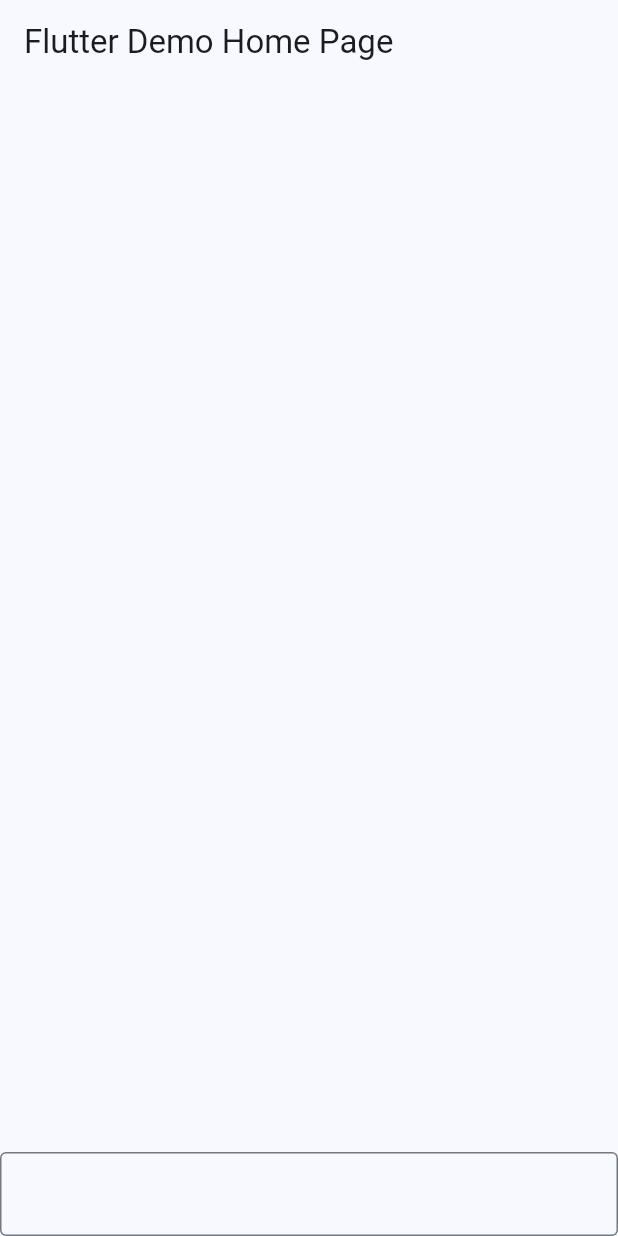
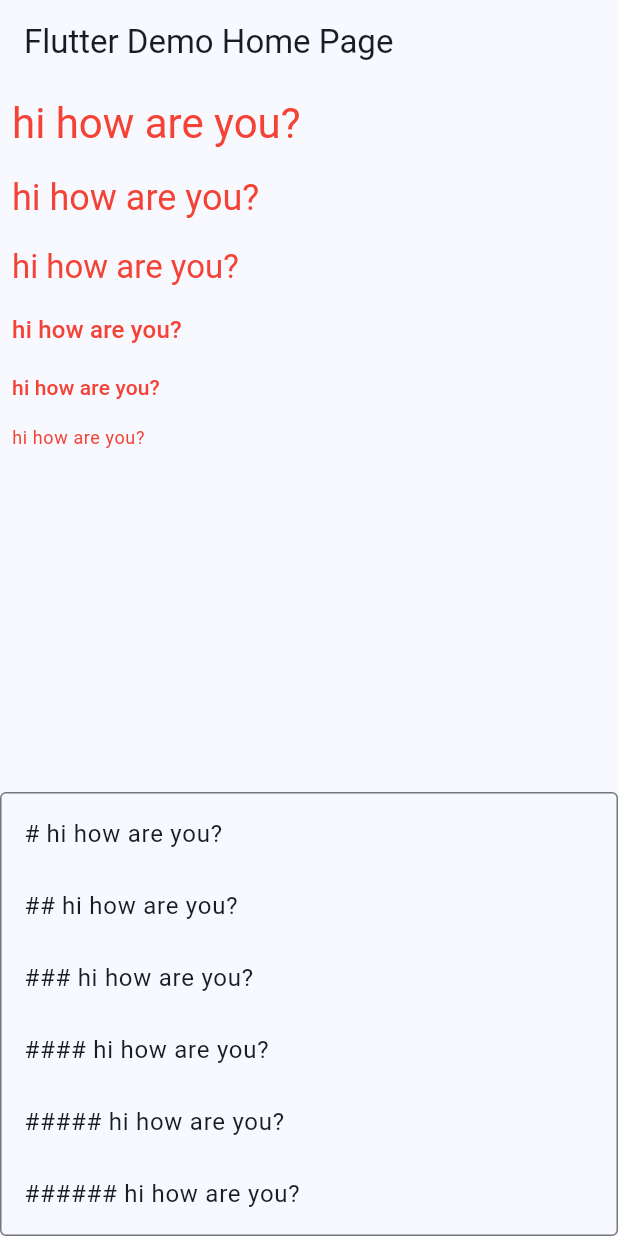
Before and after one commit to saminsohag/flutter_packages, a Flutter app: the screen it shows after launch, on a phone screen of 412 x 824 dp. Run offline on Flutter 3.47's test engine with Material 2 defaults, Android fonts, the phone set to English and light mode, and no system bars; missing offline and left inert: flutter_math_fork.

Commit message:
heading textstyles fixed

```diff
--- a/tex_markdown/example/lib/main.dart
+++ b/tex_markdown/example/lib/main.dart
@@ -31,7 +31,18 @@ class MyHomePage extends StatefulWidget {
 }
 
 class _MyHomePageState extends State<MyHomePage> {
-  final TextEditingController _controller = TextEditingController();
+  final TextEditingController _controller =
+      TextEditingController(text: '''# hi how are you?
+
+## hi how are you?
+
+### hi how are you?
+
+#### hi how are you?
+
+##### hi how are you?
+
+###### hi how are you?''');
   @override
   Widget build(BuildContext context) {
     return Scaffold(
--- a/tex_markdown/lib/md_widget.dart
+++ b/tex_markdown/lib/md_widget.dart
@@ -1,6 +1,7 @@
 import 'package:flutter/material.dart';
 import 'package:tex_text/tex_text.dart';
 
+/// It creates a markdown widget closed to each other.
 class MdWidget extends StatelessWidget {
   MdWidget(String expression,
       {super.key, this.style, this.onLinkTab, this.followLinkColor = false})
@@ -52,7 +53,6 @@ class MdWidget extends StatelessWidget {
                       child: MdWidget(
                         e[index] ?? "",
                         style: style,
-                        // alignment: TexAlignment.center,
                       ),
                     ),
                   ),
@@ -67,12 +67,15 @@ class MdWidget extends StatelessWidget {
       return TexText(
         "${match?[2]}",
         style: [
-          Theme.of(context).textTheme.headline1?.copyWith(color: style?.color),
-          Theme.of(context).textTheme.headline2?.copyWith(color: style?.color),
-          Theme.of(context).textTheme.headline3?.copyWith(color: style?.color),
           Theme.of(context).textTheme.headline4?.copyWith(color: style?.color),
           Theme.of(context).textTheme.headline5?.copyWith(color: style?.color),
           Theme.of(context).textTheme.headline6?.copyWith(color: style?.color),
+          Theme.of(context)
+              .textTheme
+              .titleMedium
+              ?.copyWith(color: style?.color),
+          Theme.of(context).textTheme.titleSmall?.copyWith(color: style?.color),
+          Theme.of(context).textTheme.bodySmall?.copyWith(color: style?.color),
         ][match![1]!.length - 1],
       );
     }
@@ -94,10 +97,6 @@ class MdWidget extends StatelessWidget {
             "${match?[1]}",
             style: style,
           ),
-          // TexText(
-          //   "${match?[1]}",
-          //   style: style,
-          // ),
         ],
       );
     }
--- a/tex_markdown/lib/tex_markdown.dart
+++ b/tex_markdown/lib/tex_markdown.dart
@@ -4,7 +4,7 @@ import 'package:flutter/material.dart';
 
 import 'md_widget.dart';
 
-/// A Calculator.
+/// This widget create a full markdown widget as a column view.
 class TexMarkdown extends StatelessWidget {
   const TexMarkdown(
     this.data, {
--- a/tex_markdown/pubspec.yaml
+++ b/tex_markdown/pubspec.yaml
@@ -1,6 +1,6 @@
 name: tex_markdown
 description: This package is used to create flutter widget that can render markdown and latex formulas. It is very simple to use and uses native flutter components.
-version: 0.0.1
+version: 0.0.2
 homepage: https://github.com/saminsohag/flutter_packages/tree/main/tex_markdown
 
 environment:
```
Also changed, not shown: tex_markdown/example/pubspec.lock, 1 other file.
